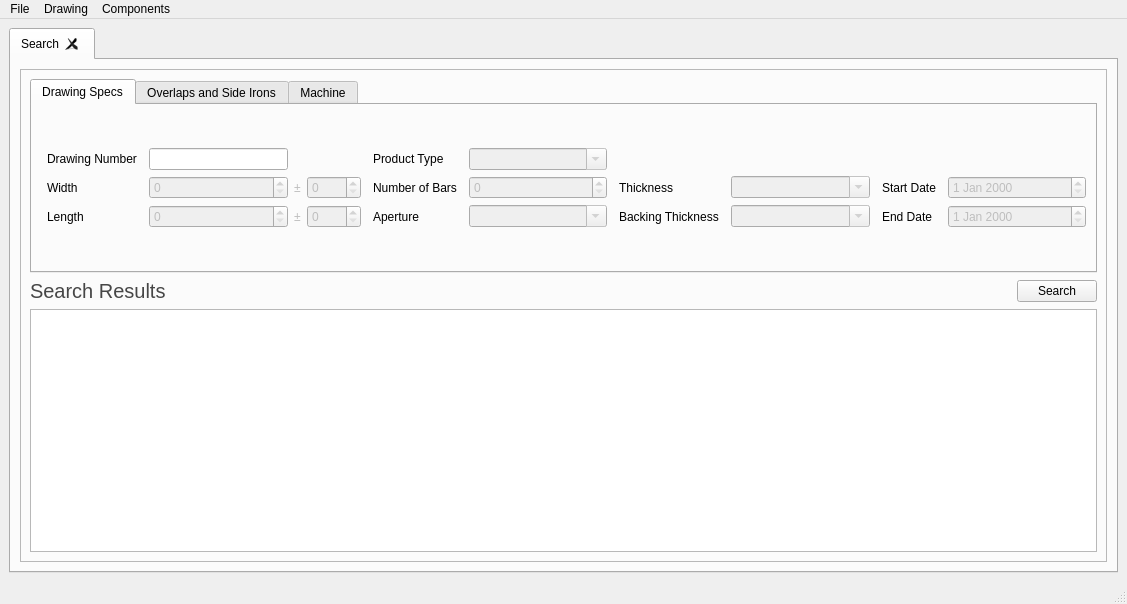
matthew-sirman/database-manager, file ui/MainMenu.ui: the form before one commit.
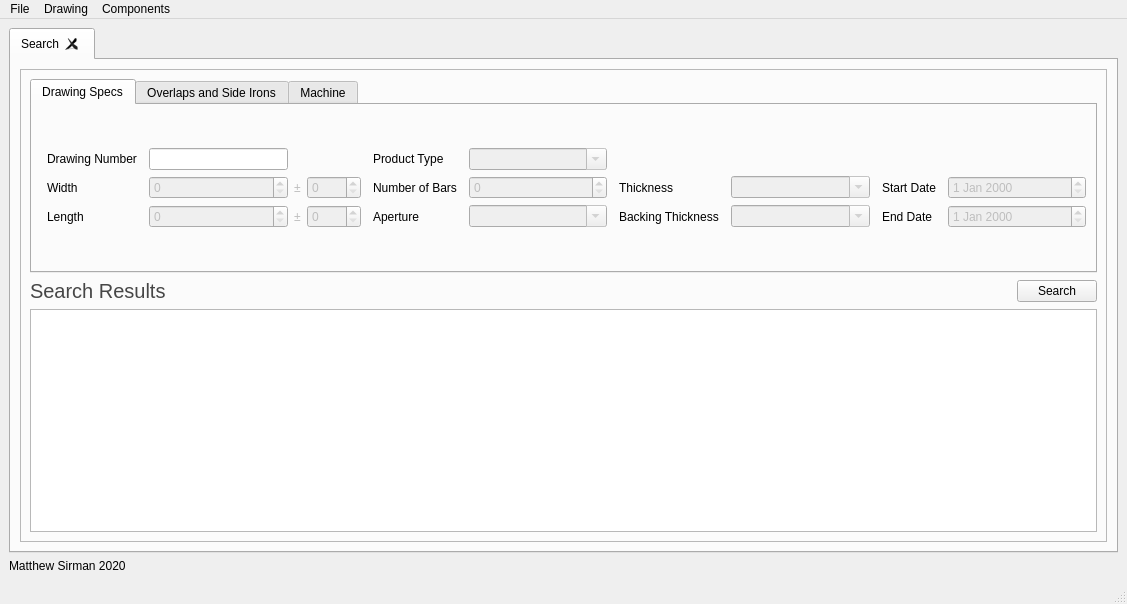
The form after the commit. Custom widgets are drawn as their Qt base class.

Patch:
```diff
--- a/ui/MainMenu.ui
+++ b/ui/MainMenu.ui
@@ -14,7 +14,7 @@
    <string>SCS Screen Mat Database</string>
   </property>
   <widget class="QWidget" name="centralwidget">
-   <layout class="QHBoxLayout" name="horizontalLayout_2">
+   <layout class="QVBoxLayout" name="verticalLayout_5">
     <item>
      <widget class="QTabWidget" name="mainTabs">
       <property name="currentIndex">
@@ -1203,6 +1203,13 @@
       </widget>
      </widget>
     </item>
+    <item>
+     <widget class="QLabel" name="authorLabel">
+      <property name="text">
+       <string>Matthew Sirman 2020</string>
+      </property>
+     </widget>
+    </item>
    </layout>
   </widget>
   <widget class="QMenuBar" name="menubar">
```
